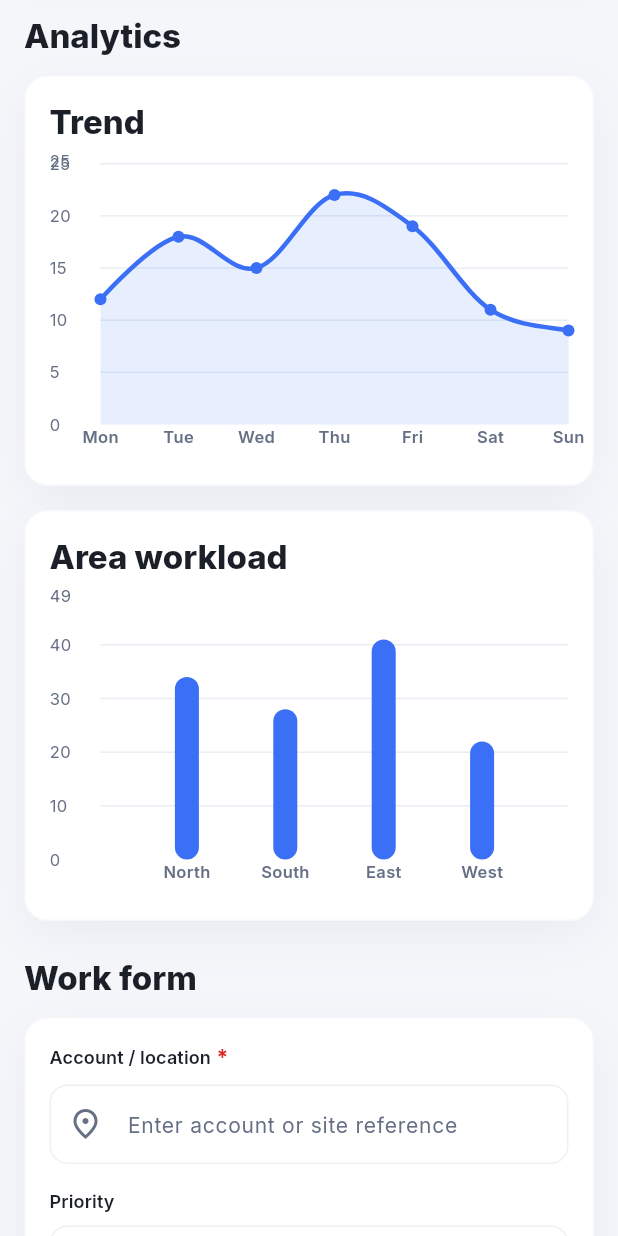
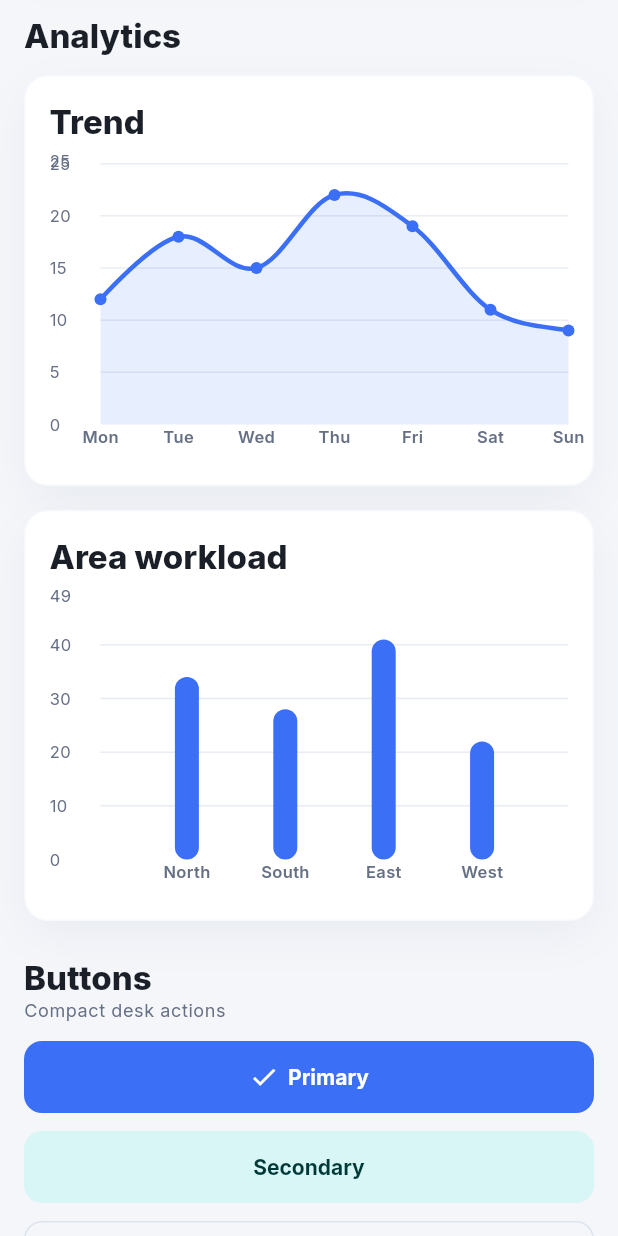
Before and after one commit to jagathprasan/CEBAssist.EDL.App, a Flutter app: the WorkspaceShowcase widget shown alone on an empty page, opened directly, scrolled down 2880 dp, on a phone screen of 412 x 824 dp. Run offline on Flutter 3.47's test engine with Material 3 defaults, Android fonts, the phone set to English and light mode, and no system bars; drawn by our look-alikes of fl_chart; our stand-ins replace flutter_riverpod, flutter_secure_storage, go_router, google_fonts, shared_preferences; accounts and stored records are empty.

Commit message:
Refactor WorkspaceShowcase by removing unused form fields and integrating AppWidgetCatalog
- Removed account, priority, due date, notes fields, and associated controllers from WorkspaceShowcase.
- Added AppWidgetCatalog to enhance the showcase functionality.
- Streamlined the layout for improved clarity and usability.

```diff
--- a/lib/features/workspaces/workspace_showcase.dart
+++ b/lib/features/workspaces/workspace_showcase.dart
@@ -4,6 +4,7 @@ import '../../app/theme/app_spacing.dart';
 import '../../core/extensions/context_extensions.dart';
 import '../../core/widgets/app_status_chip.dart';
 import '../../shared/widgets/widgets.dart';
+import '../../showcase/app_widget_catalog.dart';
 import 'workspace_kit.dart';
 
 /// Office dashboard built from the Metronic-aligned shared widget kit.
@@ -23,14 +24,9 @@ class WorkspaceShowcase extends StatefulWidget {
 
 class _WorkspaceShowcaseState extends State<WorkspaceShowcase> {
   final _searchController = TextEditingController();
-  final _accountController = TextEditingController();
-  final _notesController = TextEditingController();
 
   String _filter = 'All';
   String _search = '';
-  String _priority = 'Normal';
-  DateTime? _dueDate = DateTime.now().add(const Duration(days: 1));
-  bool _notifyOffice = true;
 
   static const _linePoints = [
     WorkspaceChartPoint(label: 'Mon', value: 12),
@@ -146,8 +142,6 @@ class _WorkspaceShowcaseState extends State<WorkspaceShowcase> {
   @override
   void dispose() {
     _searchController.dispose();
-    _accountController.dispose();
-    _notesController.dispose();
     super.dispose();
   }
 
@@ -357,67 +351,7 @@ class _WorkspaceShowcaseState extends State<WorkspaceShowcase> {
                 ],
               ),
             ),
-            AppDashboardSection(
-              title: 'Work form',
-              child: AppCard(
-                child: Column(
-                  children: [
-                    AppTextField(
-                      controller: _accountController,
-                      label: 'Account / location',
-                      hint: 'Enter account or site reference',
-                      prefixIcon: Icons.place_outlined,
-                      required: true,
-                    ),
-                    SizedBox(height: gap),
-                    AppDropdown<String>(
-                      label: 'Priority',
-                      value: _priority,
-                      items: const [
-                        DropdownMenuItem(value: 'Low', child: Text('Low')),
-                        DropdownMenuItem(value: 'Normal', child: Text('Normal')),
-                        DropdownMenuItem(value: 'High', child: Text('High')),
-                        DropdownMenuItem(
-                          value: 'Critical',
-                          child: Text('Critical'),
-                        ),
-                      ],
-                      onChanged: (value) {
-                        if (value != null) setState(() => _priority = value);
-                      },
-                    ),
-                    SizedBox(height: gap),
-                    AppDatePickerField(
-                      label: 'Due date',
-                      value: _dueDate,
-                      onChanged: (value) => setState(() => _dueDate = value),
-                    ),
-                    SizedBox(height: gap),
-                    AppTextArea(
-                      controller: _notesController,
-                      label: 'Notes',
-                      hint: 'Add observations or instructions',
-                    ),
-                    AppSwitch(
-                      label: 'Notify office',
-                      subtitle: 'Send update to dispatch when saved',
-                      value: _notifyOffice,
-                      onChanged: (value) =>
-                          setState(() => _notifyOffice = value),
-                    ),
-                    SizedBox(height: gap),
-                    AppButton(
-                      label: 'Save work record',
-                      leadingIcon: Icons.save_outlined,
-                      onPressed: () => AppFeedback.toast(
-                        context,
-                        'Work record saved (demo)',
-                      ),
-                    ),
-                  ],
-                ),
-              ),
-            ),
+            const AppWidgetCatalog(),
             SizedBox(height: gap * 2),
           ],
         ),
```
